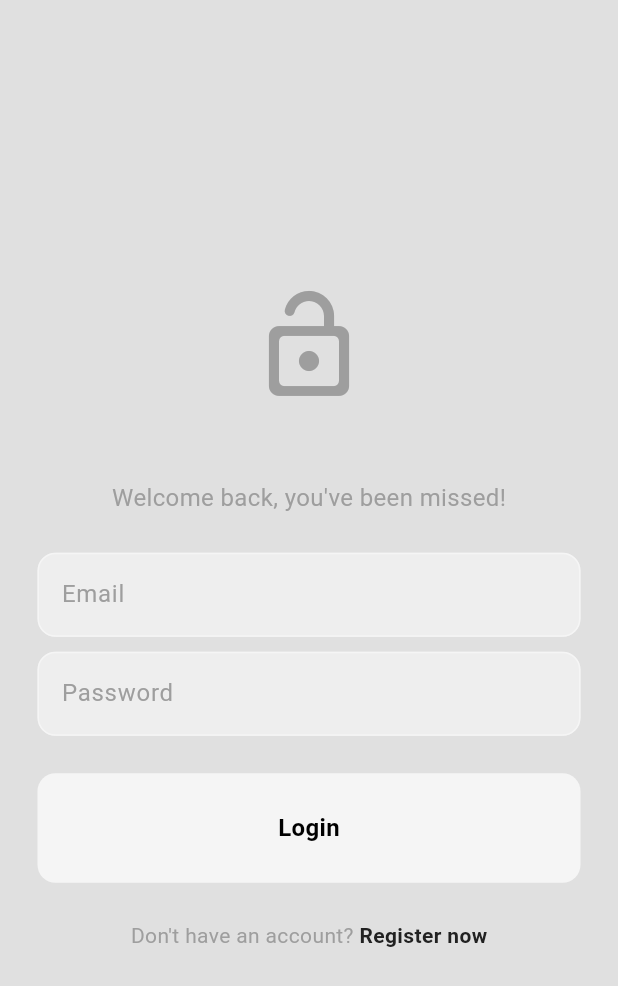
After one commit to ckekula/mobile-app, a Flutter app: the screen it shows after launch, on a phone screen of 412 x 824 dp. The commit adds this screen. Shown: the top 986 px of the screen. Run offline on Flutter 3.47's test engine with Material 3 defaults, Android fonts, the phone set to English and light mode, and no system bars; our stand-ins replace cached_network_image, cloud_firestore, file_picker, firebase_auth, firebase_core, firebase_storage and 1 more; accounts and stored records are empty.

Commit message:
make responsive for web browser

```diff
--- a/lib/features/auth/presentation/pages/login_page.dart
+++ b/lib/features/auth/presentation/pages/login_page.dart
@@ -2,6 +2,7 @@ import 'package:flutter/material.dart';
 import 'package:flutter_bloc/flutter_bloc.dart';
 import 'package:mobile_app/features/auth/presentation/components/my_button.dart';
 import 'package:mobile_app/features/auth/presentation/components/my_text_field.dart';
+import 'package:mobile_app/themes/responsive/constrained_scaffold.dart';
 
 import '../cubits/auth_cubits.dart';
 
@@ -55,7 +56,7 @@ class _LoginPageState extends State<LoginPage> {
   @override
   Widget build(BuildContext context) {
     // SCAFFOLD
-    return Scaffold(
+    return ConstrainedScaffold(
       // BODY
       body: SafeArea(
         child: Center(
--- a/lib/features/auth/presentation/pages/register_page.dart
+++ b/lib/features/auth/presentation/pages/register_page.dart
@@ -3,6 +3,7 @@ import 'package:flutter_bloc/flutter_bloc.dart';
 import 'package:mobile_app/features/auth/presentation/components/my_button.dart';
 import 'package:mobile_app/features/auth/presentation/components/my_text_field.dart';
 import 'package:mobile_app/features/auth/presentation/cubits/auth_cubits.dart';
+import 'package:mobile_app/themes/responsive/constrained_scaffold.dart';
 
 class RegisterPage extends StatefulWidget {
   final void Function()? showLoginPage;
@@ -72,9 +73,7 @@ class _RegisterPageState extends State<RegisterPage> {
   @override
   Widget build(BuildContext context) {
     // SCAFFOLD
-    return Scaffold(
-      // Prevent resizing when the keyboard appears
-      resizeToAvoidBottomInset: false,
+    return ConstrainedScaffold(
       // BODY
       body: Stack(
         children: [
--- a/lib/features/auth/presentation/pages/vendor_login_page.dart
+++ b/lib/features/auth/presentation/pages/vendor_login_page.dart
@@ -3,6 +3,7 @@ import 'package:flutter_bloc/flutter_bloc.dart';
 import 'package:mobile_app/features/auth/presentation/components/my_button.dart';
 import 'package:mobile_app/features/auth/presentation/components/my_text_field.dart';
 import 'package:mobile_app/features/auth/presentation/cubits/vendor_auth_cubits.dart';
+import 'package:mobile_app/themes/responsive/constrained_scaffold.dart';
 
 class VendorLoginPage extends StatefulWidget {
   final void Function()? showVendorRegisterPage;
@@ -54,7 +55,7 @@ class _LoginPageState extends State<VendorLoginPage> {
   @override
   Widget build(BuildContext context) {
     // SCAFFOLD
-    return Scaffold(
+    return ConstrainedScaffold(
       // BODY
       body: SafeArea(
         child: Center(
--- a/lib/features/auth/presentation/pages/vendor_register_page.dart
+++ b/lib/features/auth/presentation/pages/vendor_register_page.dart
@@ -3,6 +3,7 @@ import 'package:flutter_bloc/flutter_bloc.dart';
 import 'package:mobile_app/features/auth/presentation/components/my_button.dart';
 import 'package:mobile_app/features/auth/presentation/components/my_text_field.dart';
 import 'package:mobile_app/features/auth/presentation/cubits/vendor_auth_cubits.dart';
+import 'package:mobile_app/themes/responsive/constrained_scaffold.dart';
 
 class VendorRegisterPage extends StatefulWidget {
   final void Function()? showVendorLoginPage;
@@ -72,9 +73,7 @@ class _RegisterPageState extends State<VendorRegisterPage> {
   @override
   Widget build(BuildContext context) {
     // SCAFFOLD
-    return Scaffold(
-      // Prevent resizing when the keyboard appears
-      resizeToAvoidBottomInset: false,
+    return ConstrainedScaffold(
       // BODY
       body: Stack(
         children: [
--- a/lib/features/home/presentation/pages/home_page.dart
+++ b/lib/features/home/presentation/pages/home_page.dart
@@ -6,6 +6,7 @@ import 'package:mobile_app/features/post/domain/entities/post.dart';
 import 'package:mobile_app/features/post/presentation/cubits/post_cubit.dart';
 import 'package:mobile_app/features/post/presentation/cubits/post_states.dart';
 import 'package:mobile_app/features/post/presentation/pages/upload_post_page.dart';
+import 'package:mobile_app/themes/responsive/constrained_scaffold.dart';
 
 class HomePage extends StatefulWidget {
   const HomePage({super.key});
@@ -40,7 +41,7 @@ class _HomePageState extends State<HomePage> {
   @override
   Widget build(BuildContext context) {
     // SCAFFOLD
-    return Scaffold(
+    return ConstrainedScaffold(
         // APP BAR
         appBar: AppBar(
           title: const Text("Home"),
--- a/lib/features/post/presentation/pages/upload_post_page.dart
+++ b/lib/features/post/presentation/pages/upload_post_page.dart
@@ -10,6 +10,7 @@ import 'package:mobile_app/features/auth/presentation/cubits/auth_cubits.dart';
 import 'package:mobile_app/features/post/domain/entities/post.dart';
 import 'package:mobile_app/features/post/presentation/cubits/post_cubit.dart';
 import 'package:mobile_app/features/post/presentation/cubits/post_states.dart';
+import 'package:mobile_app/themes/responsive/constrained_scaffold.dart';
 
 class UploadPostPage extends StatefulWidget {
   const UploadPostPage({super.key});
@@ -124,7 +125,7 @@ class _UploadPostPageState extends State<UploadPostPage> {
 
   Widget buildUploadPage() {
     //SACFFOLD
-    return Scaffold(
+    return ConstrainedScaffold(
       //APP BAR
       appBar: AppBar(
         title: const Text("Create Post"),
--- a/lib/features/profile/presentation/pages/edit_User_profile_page.dart
+++ b/lib/features/profile/presentation/pages/edit_User_profile_page.dart
@@ -9,6 +9,7 @@ import 'package:mobile_app/features/auth/presentation/components/my_text_field.d
 import 'package:mobile_app/features/profile/domain/entities/user_profile.dart';
 import 'package:mobile_app/features/profile/presentation/cubits/user_profile_cubits.dart';
 import 'package:mobile_app/features/profile/presentation/cubits/user_profile_states.dart';
+import 'package:mobile_app/themes/responsive/constrained_scaffold.dart';
 
 class EditUserProfilePage extends StatefulWidget {
   final UserProfile user;
@@ -85,12 +86,12 @@ class _EditProfilePageState extends State<EditUserProfilePage> {
   // BUILD UI
   @override
   Widget build(BuildContext context) {
-    // SCAFFOLD
     return BlocConsumer<UserProfileCubit, UserProfileState>(
       builder: (context, state) {
         // profile loading
         if (state is UserProfileLoading) {
-          return const Scaffold(
+          // SCAFFOLD
+          return const ConstrainedScaffold(
               body: Center(
             child: Column(
               mainAxisAlignment: MainAxisAlignment.center,
--- a/lib/features/profile/presentation/pages/edit_vendor_profile_page.dart
+++ b/lib/features/profile/presentation/pages/edit_vendor_profile_page.dart
@@ -9,6 +9,7 @@ import 'package:mobile_app/features/auth/presentation/components/my_text_field.d
 import 'package:mobile_app/features/profile/domain/entities/vendor_profile.dart';
 import 'package:mobile_app/features/profile/presentation/cubits/vendor_profile_cubits.dart';
 import 'package:mobile_app/features/profile/presentation/cubits/vendor_profile_states.dart';
+import 'package:mobile_app/themes/responsive/constrained_scaffold.dart';
 
 class EditVendorProfilePage extends StatefulWidget {
   final VendorProfile user;
@@ -90,7 +91,7 @@ class _EditProfilePageState extends State<EditVendorProfilePage> {
       builder: (context, state) {
         // profile loading
         if (state is VendorProfileLoading) {
-          return const Scaffold(
+          return const ConstrainedScaffold(
             body: Center(
               child: Column(
                 mainAxisAlignment: MainAxisAlignment.center,
--- a/lib/features/profile/presentation/pages/user_profile_page.dart
+++ b/lib/features/profile/presentation/pages/user_profile_page.dart
@@ -8,6 +8,7 @@ import 'package:mobile_app/features/profile/presentation/components/user_profile
 import 'package:mobile_app/features/profile/presentation/cubits/user_profile_cubits.dart';
 import 'package:mobile_app/features/profile/presentation/cubits/user_profile_states.dart';
 import 'package:mobile_app/features/profile/presentation/pages/edit_user_profile_page.dart';
+import 'package:mobile_app/themes/responsive/constrained_scaffold.dart';
 
 class UserProfilePage extends StatefulWidget {
   final String uid;
@@ -46,7 +47,7 @@ class _ProfilePageState extends State<UserProfilePage> {
         final user = state.userProfile;
 
         // SCAFFOLD
-        return Scaffold(
+        return ConstrainedScaffold(
           // APP BAR
           appBar: AppBar(
               title: Text(user.name),
--- a/lib/features/profile/presentation/pages/vendor_profile_page.dart
+++ b/lib/features/profile/presentation/pages/vendor_profile_page.dart
@@ -9,6 +9,7 @@ import 'package:mobile_app/features/profile/presentation/components/vendor_profi
 import 'package:mobile_app/features/profile/presentation/cubits/vendor_profile_cubits.dart';
 import 'package:mobile_app/features/profile/presentation/cubits/vendor_profile_states.dart';
 import 'package:mobile_app/features/profile/presentation/pages/edit_vendor_profile_page.dart';
+import 'package:mobile_app/themes/responsive/constrained_scaffold.dart';
 
 class VendorProfilePage extends StatefulWidget {
   final String uid;
@@ -91,7 +92,7 @@ class _ProfilePageState extends State<VendorProfilePage> {
         final vendor = state.vendorProfile;
 
         // SCAFFOLD
-        return Scaffold(
+        return ConstrainedScaffold(
           // APP BAR
           appBar: AppBar(
               title: Text(vendor.name),
--- a/lib/features/search/presentation/pages/search_page.dart
+++ b/lib/features/search/presentation/pages/search_page.dart
@@ -3,6 +3,7 @@ import 'package:flutter_bloc/flutter_bloc.dart';
 import 'package:mobile_app/features/search/presentation/components/user_tile.dart';
 import 'package:mobile_app/features/search/presentation/cubits/search_cubits.dart';
 import 'package:mobile_app/features/search/presentation/cubits/search_states.dart';
+import 'package:mobile_app/themes/responsive/constrained_scaffold.dart';
 
 class SearchPage extends StatefulWidget {
   const SearchPage({super.key});
@@ -36,7 +37,7 @@ class _SearchPageState extends State<SearchPage> {
   @override
   Widget build(BuildContext context) {
     // SCAFFOLD
-    return Scaffold(
+    return ConstrainedScaffold(
       //APP BAR
       appBar: AppBar(
         // Search text field
--- a/lib/features/settings/pages/settings_page.dart
+++ b/lib/features/settings/pages/settings_page.dart
@@ -7,6 +7,7 @@ SETTINGS PAGE
 import 'package:flutter/cupertino.dart';
 import 'package:flutter/material.dart';
 import 'package:flutter_bloc/flutter_bloc.dart';
+import 'package:mobile_app/themes/responsive/constrained_scaffold.dart';
 import 'package:mobile_app/themes/theme_cubit.dart';
 
 class SettingsPage extends StatelessWidget {
@@ -22,7 +23,7 @@ class SettingsPage extends StatelessWidget {
     bool isDarkMode = themeCubit.isDarkMode;
 
     // SCAFFOLD
-    return Scaffold(
+    return ConstrainedScaffold(
       // APP BAR
       appBar: AppBar(
         title: const Text("Settings"),
--- /dev/null
+++ b/lib/themes/responsive/constrained_scaffold.dart
@@ -0,0 +1,36 @@
+/*
+CONSTRAINED SCAFFOLD
+
+This is a normal scaffold with fixed width so that it behaves consistently
+on larger screens (Web browser)
+*/
+
+import 'package:flutter/material.dart';
+
+class ConstrainedScaffold extends StatelessWidget {
+  final Widget body;
+  final PreferredSizeWidget? appBar;
+  final Widget? drawer;
+
+  const ConstrainedScaffold({
+    super.key,
+    required this.body,
+    this.appBar,
+    this.drawer,
+  });
+
+  @override
+  Widget build(BuildContext context) {
+    return Scaffold(
+      appBar: appBar,
+      drawer: drawer,
+      body: Center(
+          child: ConstrainedBox(
+        constraints: const BoxConstraints(
+          maxWidth: 430,
+        ),
+        child: body,
+      )),
+    );
+  }
+}
```
